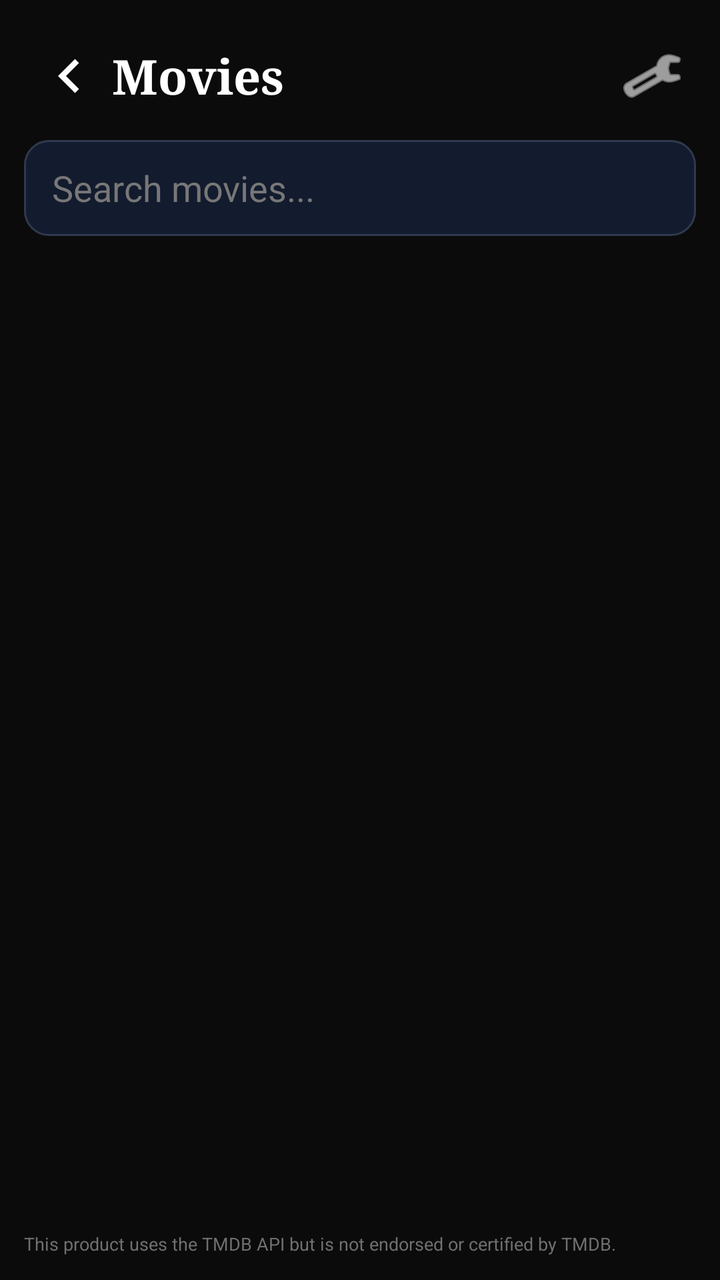
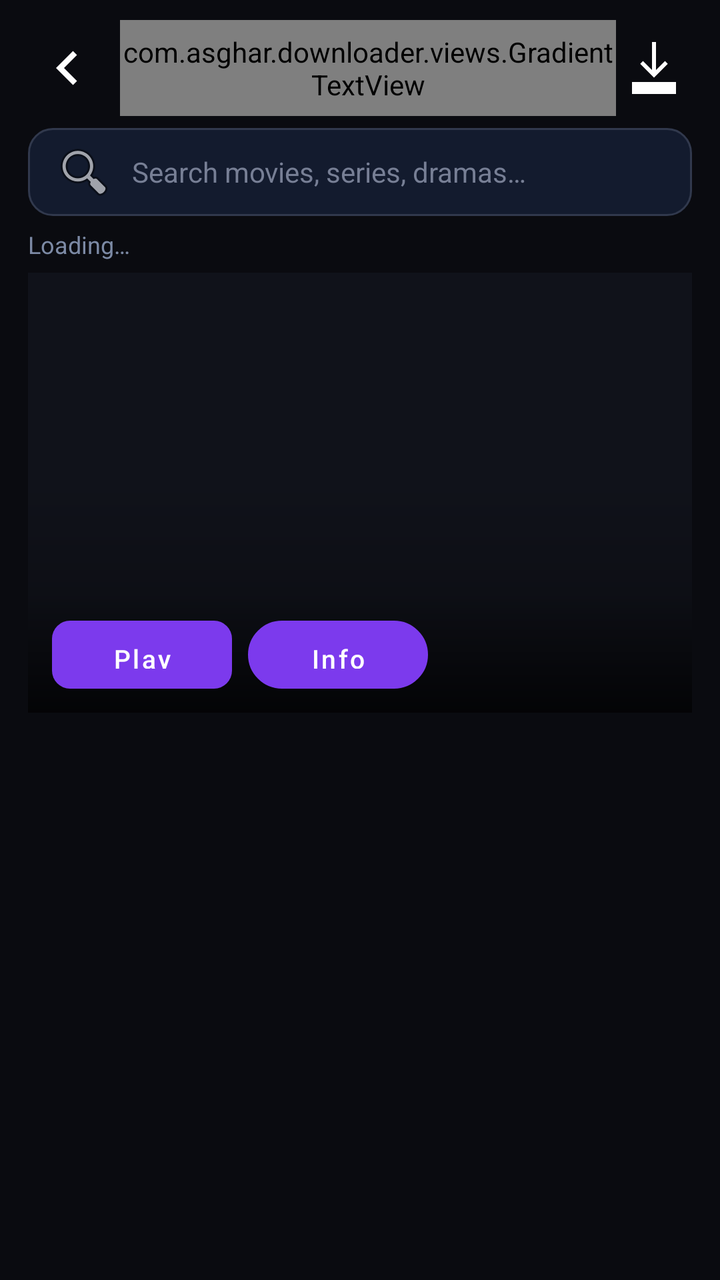

The first picture is an Android layout as it rendered before a commit; the second is the same layout after the commit. The layout source and the unified diff follow.
<!-- AndroidManifest.xml: application theme Theme.AsgharDownloader -->
<!-- res/layout/activity_movies.xml -->
<?xml version="1.0" encoding="utf-8"?>
<LinearLayout xmlns:android="http://schemas.android.com/apk/res/android"
    android:layout_width="match_parent" android:layout_height="match_parent"
    android:orientation="vertical" android:background="#0B0B0B" android:padding="12dp">
    <LinearLayout android:layout_width="match_parent" android:layout_height="52dp" android:gravity="center_vertical">
        <ImageButton android:id="@+id/btnBack" android:layout_width="44dp" android:layout_height="44dp" android:background="@android:color/transparent" android:src="@drawable/ic_back" android:contentDescription="Back" android:padding="10dp"/>
        <TextView android:layout_width="0dp" android:layout_height="wrap_content" android:layout_weight="1" android:text="Movies" android:fontFamily="serif" android:textColor="#FFFFFF" android:textSize="24sp" android:textStyle="bold"/>
        <ImageButton android:id="@+id/btnKey" android:layout_width="44dp" android:layout_height="44dp" android:background="@android:color/transparent" android:src="@android:drawable/ic_menu_manage" android:tint="#FFFFFF" android:contentDescription="Movie API settings"/>
    </LinearLayout>
    <EditText android:id="@+id/etSearch" android:layout_width="match_parent" android:layout_height="48dp" android:layout_marginTop="6dp" android:background="@drawable/edittext_bg" android:hint="Search movies..." android:textColor="#FFFFFF" android:textColorHint="#777777" android:singleLine="true" android:paddingStart="14dp" android:paddingEnd="14dp" android:imeOptions="actionSearch"/>
    <HorizontalScrollView android:layout_width="match_parent" android:layout_height="46dp" android:layout_marginTop="6dp" android:scrollbars="none">
        <LinearLayout android:id="@+id/languageRow" android:layout_width="wrap_content" android:layout_height="match_parent" android:gravity="center_vertical" android:orientation="horizontal"/>
    </HorizontalScrollView>
    <TextView android:id="@+id/tvStatus" android:layout_width="match_parent" android:layout_height="wrap_content" android:padding="4dp" android:textColor="#9A9A9A" android:textSize="11sp"/>
    <androidx.recyclerview.widget.RecyclerView android:id="@+id/rvMovies" android:layout_width="match_parent" android:layout_height="0dp" android:layout_weight="1" android:clipToPadding="false" android:paddingBottom="16dp"/>
    <TextView android:layout_width="match_parent" android:layout_height="wrap_content" android:text="This product uses the TMDB API but is not endorsed or certified by TMDB." android:textColor="#707070" android:textSize="9sp" android:paddingTop="4dp"/>
</LinearLayout>
<!-- resources referenced by this layout -->
<resources>
  <!-- drawable edittext_bg (drawable) -->
  <shape xmlns:android="http://schemas.android.com/apk/res/android">
      <solid android:color="#131b2e" />
      <corners android:radius="12dp" />
      <stroke android:width="1dp" android:color="#31394d" />
  </shape>
  <!-- drawable ic_back (drawable) -->
  <vector xmlns:android="http://schemas.android.com/apk/res/android" android:width="28dp" android:height="28dp" android:viewportWidth="28" android:viewportHeight="28">
      <path android:fillColor="#FFFFFFFF" android:pathData="M17.5,5.5 L9,14 L17.5,22.5 L19.5,20.5 L13,14 L19.5,7.5 Z"/>
  </vector>
  <style name="Theme.AsgharDownloader" parent="Theme.MaterialComponents.DayNight.NoActionBar">
          <item name="colorPrimary">@color/primary</item>
          <item name="android:windowBackground">@color/background</item>
      </style>
  <color name="primary">#7c3aed</color>
  <color name="background">#0b1326</color>
</resources>

<!-- the commit's change to res/layout/activity_movies.xml (unified diff, before → after) -->
@@ -1,17 +1,183 @@
 <?xml version="1.0" encoding="utf-8"?>
 <LinearLayout xmlns:android="http://schemas.android.com/apk/res/android"
-    android:layout_width="match_parent" android:layout_height="match_parent"
-    android:orientation="vertical" android:background="#0B0B0B" android:padding="12dp">
-    <LinearLayout android:layout_width="match_parent" android:layout_height="52dp" android:gravity="center_vertical">
-        <ImageButton android:id="@+id/btnBack" android:layout_width="44dp" android:layout_height="44dp" android:background="@android:color/transparent" android:src="@drawable/ic_back" android:contentDescription="Back" android:padding="10dp"/>
-        <TextView android:layout_width="0dp" android:layout_height="wrap_content" android:layout_weight="1" android:text="Movies" android:fontFamily="serif" android:textColor="#FFFFFF" android:textSize="24sp" android:textStyle="bold"/>
-        <ImageButton android:id="@+id/btnKey" android:layout_width="44dp" android:layout_height="44dp" android:background="@android:color/transparent" android:src="@android:drawable/ic_menu_manage" android:tint="#FFFFFF" android:contentDescription="Movie API settings"/>
+    xmlns:app="http://schemas.android.com/apk/res-auto"
+    android:layout_width="match_parent"
+    android:layout_height="match_parent"
+    android:background="#0A0B10"
+    android:orientation="vertical">
+
+    
+    <LinearLayout
+        android:layout_width="match_parent"
+        android:layout_height="wrap_content"
+        android:gravity="center_vertical"
+        android:orientation="horizontal"
+        android:paddingStart="14dp"
+        android:paddingEnd="14dp"
+        android:paddingTop="10dp"
+        android:paddingBottom="6dp">
+
+        <ImageButton
+            android:id="@+id/btnBack"
+            android:layout_width="38dp"
+            android:layout_height="38dp"
+            android:background="?attr/selectableItemBackgroundBorderless"
+            android:contentDescription="Back"
+            android:src="@drawable/ic_back" />
+
+        <com.asghar.downloader.views.GradientTextView
+            android:id="@+id/tvAppTitle"
+            android:layout_width="0dp"
+            android:layout_height="48dp"
+            android:layout_weight="1"
+            android:layout_marginStart="8dp" />
+
+        <ImageButton
+            android:id="@+id/btnKey"
+            android:layout_width="38dp"
+            android:layout_height="38dp"
+            android:background="?attr/selectableItemBackgroundBorderless"
+            android:contentDescription="Token"
+            android:padding="6dp"
+            android:src="@drawable/ic_downloads" />
     </LinearLayout>
-    <EditText android:id="@+id/etSearch" android:layout_width="match_parent" android:layout_height="48dp" android:layout_marginTop="6dp" android:background="@drawable/edittext_bg" android:hint="Search movies..." android:textColor="#FFFFFF" android:textColorHint="#777777" android:singleLine="true" android:paddingStart="14dp" android:paddingEnd="14dp" android:imeOptions="actionSearch"/>
-    <HorizontalScrollView android:layout_width="match_parent" android:layout_height="46dp" android:layout_marginTop="6dp" android:scrollbars="none">
-        <LinearLayout android:id="@+id/languageRow" android:layout_width="wrap_content" android:layout_height="match_parent" android:gravity="center_vertical" android:orientation="horizontal"/>
-    </HorizontalScrollView>
-    <TextView android:id="@+id/tvStatus" android:layout_width="match_parent" android:layout_height="wrap_content" android:padding="4dp" android:textColor="#9A9A9A" android:textSize="11sp"/>
-    <androidx.recyclerview.widget.RecyclerView android:id="@+id/rvMovies" android:layout_width="match_parent" android:layout_height="0dp" android:layout_weight="1" android:clipToPadding="false" android:paddingBottom="16dp"/>
-    <TextView android:layout_width="match_parent" android:layout_height="wrap_content" android:text="This product uses the TMDB API but is not endorsed or certified by TMDB." android:textColor="#707070" android:textSize="9sp" android:paddingTop="4dp"/>
+
+    
+    <EditText
+        android:id="@+id/etSearch"
+        android:layout_width="match_parent"
+        android:layout_height="44dp"
+        android:layout_marginStart="14dp"
+        android:layout_marginEnd="14dp"
+        android:layout_marginBottom="6dp"
+        android:background="@drawable/edittext_bg"
+        android:drawableStart="@android:drawable/ic_menu_search"
+        android:drawablePadding="8dp"
+        android:hint="Search movies, series, dramas…"
+        android:imeOptions="actionSearch"
+        android:inputType="text"
+        android:paddingStart="12dp"
+        android:paddingEnd="12dp"
+        android:singleLine="true"
+        android:textColor="#FFFFFF"
+        android:textColorHint="#777F95"
+        android:textSize="14sp" />
+
+    <TextView
+        android:id="@+id/tvStatus"
+        android:layout_width="match_parent"
+        android:layout_height="wrap_content"
+        android:paddingStart="14dp"
+        android:paddingEnd="14dp"
+        android:paddingBottom="6dp"
+        android:text="Loading…"
+        android:textColor="#7C8AA5"
+        android:textSize="12sp" />
+
+    <androidx.core.widget.NestedScrollView
+        android:layout_width="match_parent"
+        android:layout_height="0dp"
+        android:layout_weight="1"
+        android:fillViewport="true">
+
+        <LinearLayout
+            android:layout_width="match_parent"
+            android:layout_height="wrap_content"
+            android:orientation="vertical">
+
+            
+            <FrameLayout
+                android:id="@+id/heroContainer"
+                android:layout_width="match_parent"
+                android:layout_height="220dp"
+                android:layout_marginStart="14dp"
+                android:layout_marginEnd="14dp"
+                android:layout_marginBottom="10dp"
+                android:background="#10121A">
+
+                <ImageView
+                    android:id="@+id/ivHero"
+                    android:layout_width="match_parent"
+                    android:layout_height="match_parent"
+                    android:scaleType="centerCrop" />
+
+                <View
+                    android:layout_width="match_parent"
+                    android:layout_height="120dp"
+                    android:layout_gravity="bottom"
+                    android:background="@drawable/hero_scrim" />
+
+                <LinearLayout
+                    android:layout_width="match_parent"
+                    android:layout_height="wrap_content"
+                    android:layout_gravity="bottom"
+                    android:orientation="vertical"
+                    android:padding="12dp">
+
+                    <TextView
+                        android:id="@+id/tvHeroTitle"
+                        android:layout_width="match_parent"
+                        android:layout_height="wrap_content"
+                        android:maxLines="2"
+                        android:ellipsize="end"
+                        android:shadowColor="#80000000"
+                        android:shadowDx="0"
+                        android:shadowDy="1"
+                        android:shadowRadius="3"
+                        android:textColor="#FFFFFF"
+                        android:textSize="18sp"
+                        android:textStyle="bold" />
+
+                    <TextView
+                        android:id="@+id/tvHeroMeta"
+                        android:layout_width="match_parent"
+                        android:layout_height="wrap_content"
+                        android:layout_marginTop="2dp"
+                        android:maxLines="1"
+                        android:textColor="#B8B8B8"
+                        android:textSize="12sp" />
+
+                    <LinearLayout
+                        android:layout_width="wrap_content"
+                        android:layout_height="wrap_content"
+                        android:layout_marginTop="8dp"
+                        android:orientation="horizontal">
+
+                        <Button
+                            android:id="@+id/btnHeroPlay"
+                            android:layout_width="wrap_content"
+                            android:layout_height="34dp"
+                            android:background="@drawable/play_button_bg"
+                            android:minWidth="90dp"
+                            android:paddingStart="14dp"
+                            android:paddingEnd="14dp"
+                            android:text="Play"
+                            android:textAllCaps="false"
+                            android:textColor="#FFFFFF"
+                            android:textSize="13sp" />
+
+                        <Button
+                            android:id="@+id/btnHeroInfo"
+                            android:layout_width="wrap_content"
+                            android:layout_height="34dp"
+                            android:layout_marginStart="8dp"
+                            android:background="@drawable/pause_button_bg"
+                            android:minWidth="90dp"
+                            android:paddingStart="14dp"
+                            android:paddingEnd="14dp"
+                            android:text="Info"
+                            android:textAllCaps="false"
+                            android:textColor="#FFFFFF"
+                            android:textSize="13sp" />
+                    </LinearLayout>
+                </LinearLayout>
+            </FrameLayout>
+
+            <androidx.recyclerview.widget.RecyclerView
+                android:id="@+id/rvMovies"
+                android:layout_width="match_parent"
+                android:layout_height="wrap_content"
+                android:nestedScrollingEnabled="false" />
+        </LinearLayout>
+    </androidx.core.widget.NestedScrollView>
 </LinearLayout>
<!-- resource entries referenced after the edit -->
@@ -6,10 +6,35 @@
       <corners android:radius="12dp" />
       <stroke android:width="1dp" android:color="#31394d" />
   </shape>
+  <!-- drawable hero_scrim (drawable) -->
+  <?xml version="1.0" encoding="utf-8"?>
+  <shape xmlns:android="http://schemas.android.com/apk/res/android"
+      android:shape="rectangle">
+      <gradient
+          android:angle="270"
+          android:startColor="#00000000"
+          android:centerColor="#33000000"
+          android:endColor="#CC000000" />
+  </shape>
   <!-- drawable ic_back (drawable) -->
   <vector xmlns:android="http://schemas.android.com/apk/res/android" android:width="28dp" android:height="28dp" android:viewportWidth="28" android:viewportHeight="28">
       <path android:fillColor="#FFFFFFFF" android:pathData="M17.5,5.5 L9,14 L17.5,22.5 L19.5,20.5 L13,14 L19.5,7.5 Z"/>
   </vector>
+  <!-- drawable ic_downloads (drawable) -->
+  <vector xmlns:android="http://schemas.android.com/apk/res/android" android:width="32dp" android:height="32dp" android:viewportWidth="32" android:viewportHeight="32"><path android:fillColor="#FFFFFF" android:pathData="M15,3h2v14l4.5,-4.5 1.4,1.4L16,20.8l-6.9,-6.9 1.4,-1.4L15,17zM5,23h22v6H5z"/></vector>
+  <!-- drawable pause_button_bg (drawable) -->
+  <?xml version="1.0" encoding="utf-8"?>
+  <shape xmlns:android="http://schemas.android.com/apk/res/android">
+      <corners android:radius="20dp" />
+      <solid android:color="#2B2C31" />
+      <stroke android:width="1dp" android:color="#45464C" />
+  </shape>
+  <!-- drawable play_button_bg (drawable) -->
+  <?xml version="1.0" encoding="utf-8"?>
+  <shape xmlns:android="http://schemas.android.com/apk/res/android">
+      <corners android:radius="9dp" />
+      <gradient android:angle="0" android:startColor="#18B7FF" android:endColor="#2EEA83" />
+  </shape>
   <style name="Theme.AsgharDownloader" parent="Theme.MaterialComponents.DayNight.NoActionBar">
           <item name="colorPrimary">@color/primary</item>
           <item name="android:windowBackground">@color/background</item>
